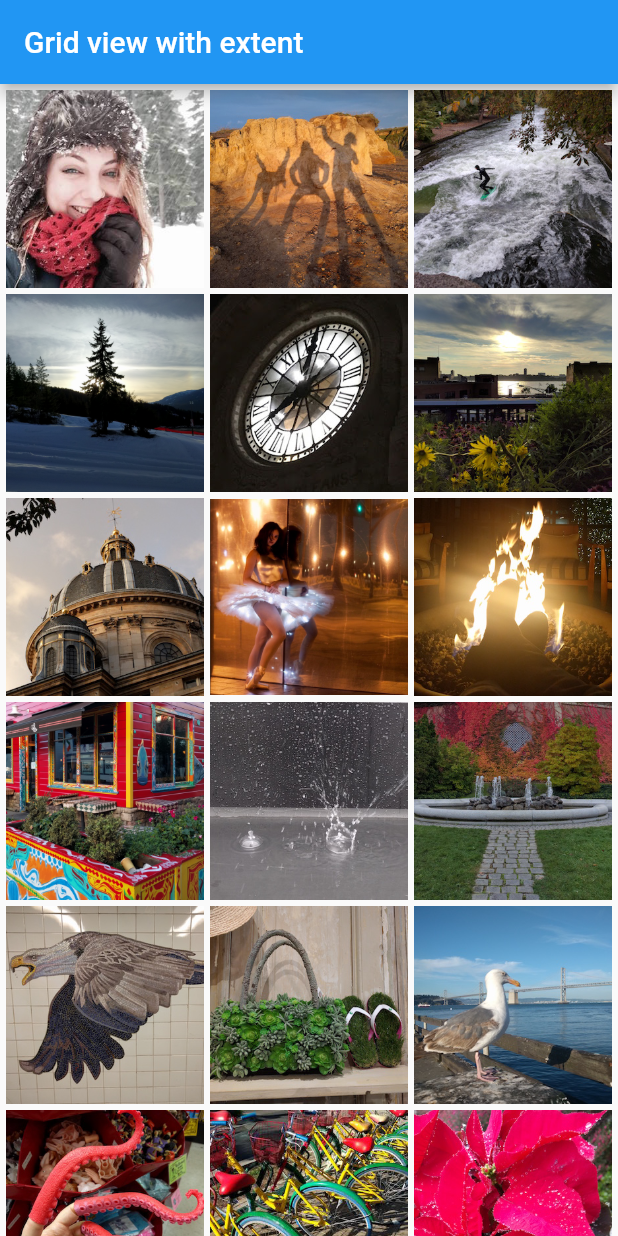
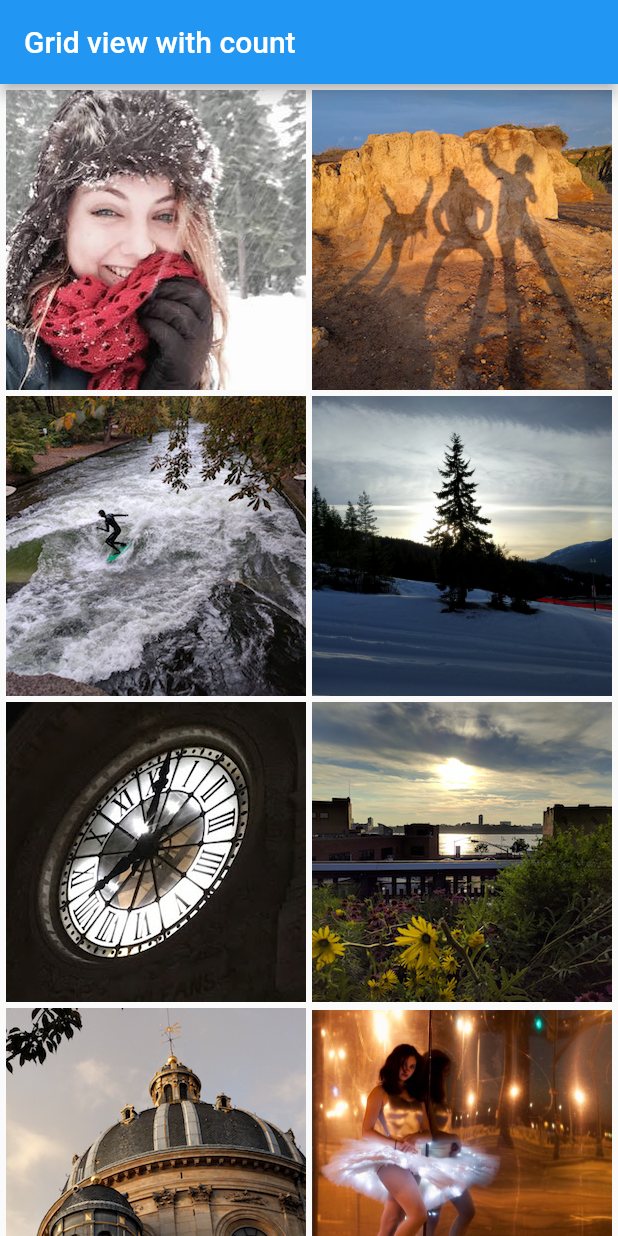
Before and after one commit to shamscorner/road_to_flutter_dev, a Flutter app: the screen it shows after launch, on a phone screen of 412 x 824 dp. Run offline on Flutter 3.47's test engine with Material 2 defaults, Android fonts, the phone set to English and light mode, and no system bars.

Commit message:
feat: add grid view demo with count

```diff
--- a/lib/main.dart
+++ b/lib/main.dart
@@ -8,12 +8,12 @@ class MyApp extends StatelessWidget {
   @override
   Widget build(BuildContext context) {
     return MaterialApp(
-      title: 'Grid view with extent',
+      title: 'Grid view with count',
       theme: ThemeData(
         primarySwatch: Colors.blue,
         visualDensity: VisualDensity.adaptivePlatformDensity,
       ),
-      home: MyHomePage(title: 'Grid view with extent'),
+      home: MyHomePage(title: 'Grid view with count'),
     );
   }
 }
@@ -35,8 +35,8 @@ class MyHomePage extends StatelessWidget {
     );
   }
 
-  Widget _buildGrid() => GridView.extent(
-        maxCrossAxisExtent: 150,
+  Widget _buildGrid() => GridView.count(
+        crossAxisCount: 2,
         padding: const EdgeInsets.all(4),
         mainAxisSpacing: 4,
         crossAxisSpacing: 4,
```
